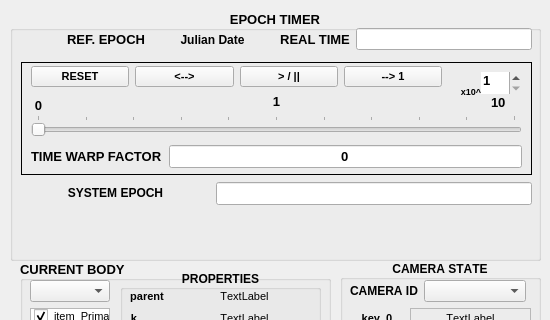
Old version of the form ui/gui_tiled.ui in the repository MadMaxFZ/sns2; both pictures show x 0 to 550 and y 0 to 320 of the 550 by 883 pixel window.
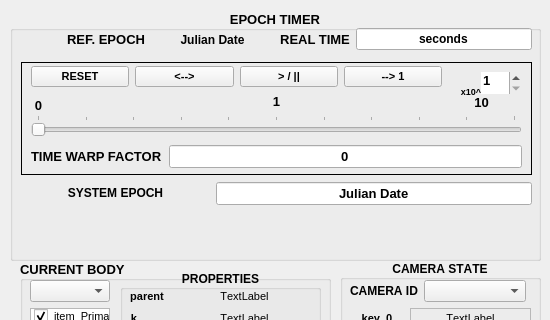
New version of the form.

The edit to the form file:
```diff
--- a/ui/gui_tiled.ui
+++ b/ui/gui_tiled.ui
@@ -745,7 +745,14 @@
       </widget>
      </item>
      <item>
-      <widget class="QLineEdit" name="time_sys_epoch"/>
+      <widget class="QLineEdit" name="time_sys_epoch">
+       <property name="text">
+        <string>Julian Date</string>
+       </property>
+       <property name="alignment">
+        <set>Qt::AlignCenter</set>
+       </property>
+      </widget>
      </item>
     </layout>
    </widget>
@@ -845,9 +852,9 @@
     <widget class="QLabel" name="time_wmax">
      <property name="geometry">
       <rect>
-       <x>470</x>
+       <x>430</x>
        <y>30</y>
-       <width>21</width>
+       <width>61</width>
        <height>21</height>
       </rect>
      </property>
@@ -855,7 +862,7 @@
       <string>&lt;html&gt;&lt;head/&gt;&lt;body&gt;&lt;p&gt;&lt;span style=&quot; font-weight:600;&quot;&gt;10&lt;/span&gt;&lt;/p&gt;&lt;/body&gt;&lt;/html&gt;</string>
      </property>
      <property name="alignment">
-      <set>Qt::AlignLeading|Qt::AlignLeft|Qt::AlignVCenter</set>
+      <set>Qt::AlignCenter</set>
      </property>
     </widget>
     <widget class="QWidget" name="layoutWidget">
@@ -1064,6 +1071,12 @@
            <bold>true</bold>
           </font>
          </property>
+         <property name="text">
+          <string>seconds</string>
+         </property>
+         <property name="alignment">
+          <set>Qt::AlignCenter</set>
+         </property>
         </widget>
        </item>
       </layout>
```
Left out of the diff: 4 changed lines with no effect on the pictures.
